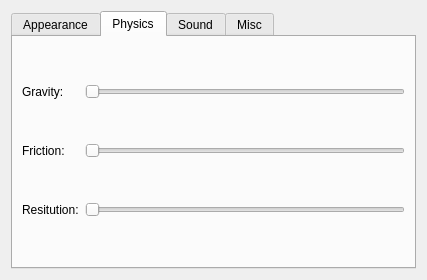
Qt form applets/bball/bballConfig.ui (KDE/kdeplasma-addons) before a commit.
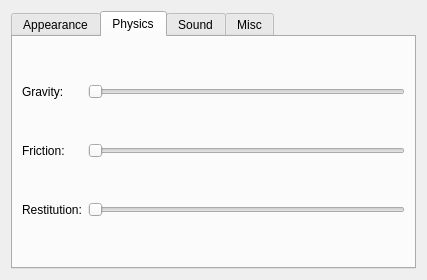
The same form after that commit. The open tabs and pages were chosen to show the change. Custom widgets are drawn as their Qt base class.

Diff of the .ui file:
```diff
--- a/applets/bball/bballConfig.ui
+++ b/applets/bball/bballConfig.ui
@@ -138,7 +138,7 @@
        <item row="2" column="0" >
         <widget class="QLabel" name="label_3" >
          <property name="text" >
-          <string>Resitution:</string>
+          <string>Restitution:</string>
          </property>
         </widget>
        </item>
```
